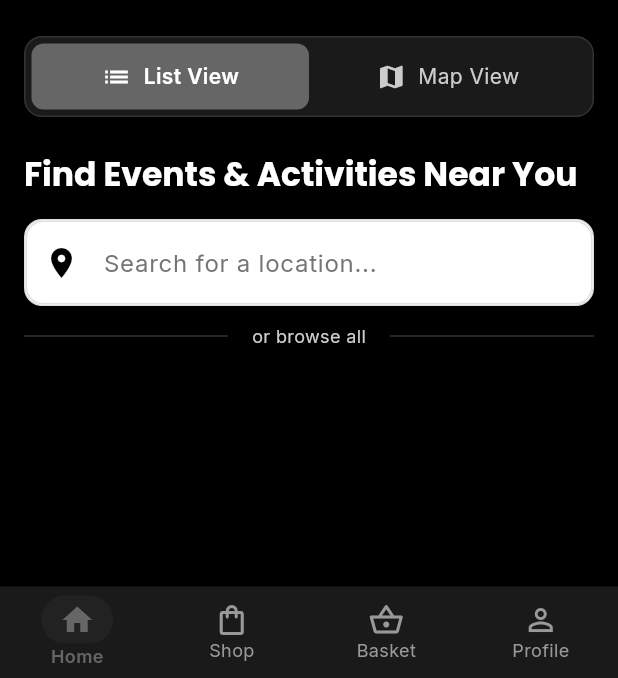
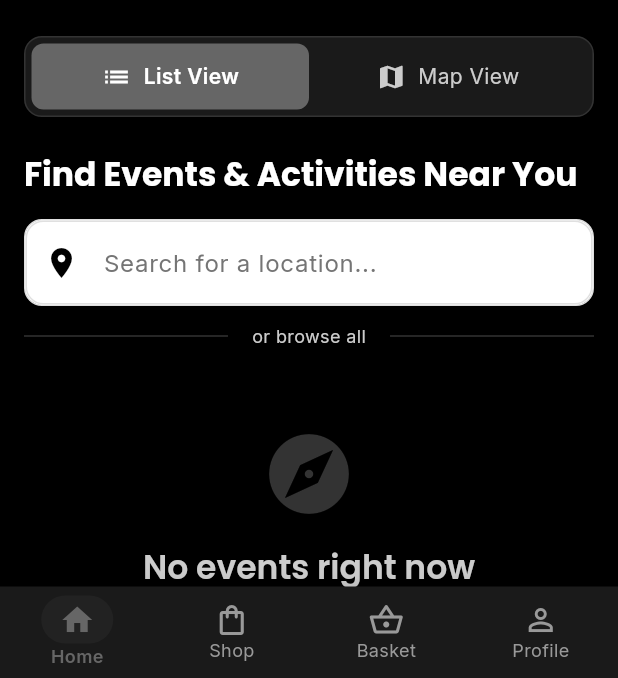
Before and after one commit to jwgillispie/atv-events, a Flutter app: the screen it shows once a user with an empty profile is signed in, on a phone screen of 412 x 824 dp, the part 558-1236 px from its top. Run offline on Flutter 3.47's test engine with Material 3 defaults, Android fonts, the phone set to English and light mode, and no system bars; our stand-ins replace bloc, cached_network_image, cloud_firestore, cloud_functions, confetti, csv and 24 more; missing offline and left inert: add_2_calendar, flutter_stripe, qr_code_scanner; accounts and stored records are empty; generated files the repository leaves out were written again; statements that could not run were skipped.

Commit message:
Fix critical web errors and update profile language
Main.dart fixes:
- Re-enabled ShopperFeedBloc to fix gray screen
- Re-enabled VendorPostsRepository (needed for event feed)
- Fixes Provider not found error

Profile screen language updates:
- 'Shopper' → 'Attendee'
- 'Shopping' section → 'Events'
- 'Market Calendar' → 'Event Calendar'
- 'HiPop' → 'ATV Events' in feedback dialog

🤖 Generated with [Claude Code](https://claude.com/claude-code)

Co-Authored-By: Claude <noreply@anthropic.com>

```diff
--- a/lib/features/shopper/screens/profile/shopper_profile_screen.dart
+++ b/lib/features/shopper/screens/profile/shopper_profile_screen.dart
@@ -150,7 +150,7 @@ class _ShopperProfileScreenState extends State<ShopperProfileScreen>
               IconButton(
                 onPressed: () => context.pushNamed('shopperCalendar'),
                 icon: const Icon(Icons.calendar_today_outlined, color: HiPopColors.darkTextPrimary),
-                tooltip: 'Market Calendar',
+                tooltip: 'Event Calendar',
               ),
             ],
           ),
@@ -178,7 +178,7 @@ class _ShopperProfileScreenState extends State<ShopperProfileScreen>
 
                         // Menu sections
                         _buildMenuSection(
-                          'Shopping',
+                          'Events',
                           [
                             _MenuItem(
                               icon: Icons.confirmation_number_outlined,
@@ -356,7 +356,7 @@ class _ShopperProfileScreenState extends State<ShopperProfileScreen>
               crossAxisAlignment: CrossAxisAlignment.start,
               children: [
                 Text(
-                  user.displayName ?? 'Shopper',
+                  user.displayName ?? 'Attendee',
                   style: const TextStyle(
                     color: HiPopColors.darkTextPrimary,
                     fontSize: 20,
@@ -775,7 +775,7 @@ class _ShopperProfileScreenState extends State<ShopperProfileScreen>
               crossAxisAlignment: CrossAxisAlignment.start,
               children: [
                 Text(
-                  'Help us improve HiPop! Your feedback goes directly to our team.',
+                  'Help us improve ATV Events! Your feedback goes directly to our team.',
                   style: TextStyle(color: HiPopColors.darkTextSecondary),
                 ),
                 const SizedBox(height: 16),
--- a/lib/main.dart
+++ b/lib/main.dart
@@ -5,7 +5,7 @@ import 'package:go_router/go_router.dart';
 import 'firebase_options.dart';
 import 'core/theme/atv_theme.dart';
 import 'repositories/auth/auth_repository.dart';
-// TODO: Removed for ATV MVP - import 'repositories/vendor/vendor_posts_repository.dart';
+import 'repositories/vendor/vendor_posts_repository.dart';
 import 'repositories/shopper/favorites_repository.dart';
 import 'repositories/organizer/organizer_profile_repository.dart';
 import 'blocs/auth/auth_bloc.dart';
@@ -146,7 +146,9 @@ class _ATVEventsAppState extends State<ATVEventsApp> {
         RepositoryProvider<IAuthRepository>(
           create: (context) => AuthRepository(),
         ),
-        // TODO: Removed for ATV MVP - RepositoryProvider<IVendorPostsRepository>
+        RepositoryProvider<IVendorPostsRepository>(
+          create: (context) => VendorPostsRepository(),
+        ),
         RepositoryProvider<FavoritesRepository>(
           create: (context) => FavoritesRepository(),
         ),
@@ -172,13 +174,12 @@ class _ATVEventsAppState extends State<ATVEventsApp> {
               authBloc: context.read<AuthBloc>(),
             ),
           ),
-          // TODO: Removed for ATV MVP - ShopperFeedBloc needs vendor posts repository
-          // BlocProvider<ShopperFeedBloc>(
-          //   create: (context) => ShopperFeedBloc(
-          //     vendorPostsRepository: context.read<IVendorPostsRepository>(),
-          //     cacheService: CacheService(),
-          //   ),
-          // ),
+          BlocProvider<ShopperFeedBloc>(
+            create: (context) => ShopperFeedBloc(
+              vendorPostsRepository: context.read<IVendorPostsRepository>(),
+              cacheService: CacheService(),
+            ),
+          ),
           BlocProvider<BasketBloc>(
             create: (context) {
               // Get userId from AuthBloc if available
```
